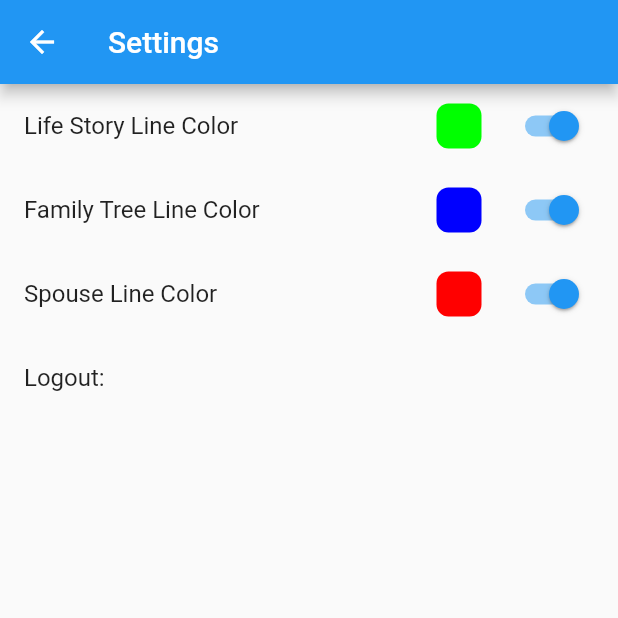
After one commit to JustBrenkman/fms_client, a Flutter app: the MapPage screen opened by its route, after a tap on the "settings" icon, on a phone screen of 412 x 824 dp, the top half of it. The commit adds this screen. Run offline on Flutter 3.47's test engine with Material 2 defaults, Android fonts, the light colour scheme and no system bars; our stand-ins replace flutter_colorpicker, fluttertoast, google_maps_flutter, shared_preferences; accounts and stored records are empty; statements that could not run were skipped.

Commit message:
Added most of the pages to complete the project. Need to clean up the ui code a bit.

```diff
--- a/lib/fms_requests.dart
+++ b/lib/fms_requests.dart
@@ -1,6 +1,3 @@
-import 'package:shared_preferences/shared_preferences.dart';
-
-
 class RegisterRequest {
   final String username;
   final String password;
--- a/lib/main.dart
+++ b/lib/main.dart
@@ -1,19 +1,29 @@
 import 'package:flutter/material.dart';
 import 'package:flutter/services.dart';
-import 'sign_in.dart';
-import 'register.dart';
-import 'fms_requests.dart';
+import 'package:fms_client/ui/filter.dart';
+import 'package:fms_client/ui/map.dart';
+import 'package:fms_client/ui/search.dart';
+import 'package:fms_client/ui/settings.dart';
+import 'package:fms_client/ui/sign_in.dart';
+import 'package:fms_client/ui/register.dart';
 void main() => runApp(MyApp());
 
 class MyApp extends StatelessWidget {
   @override
   Widget build(BuildContext context) {
     return MaterialApp(
-      title: 'Flutter Demo',
+      initialRoute: "/",
+      routes: {
+        "/": (context) => MyHomePage(title: "Family Map",),
+        "/mymap": (context) => MapPage(),
+        "/settings": (context) => SettingPage(),
+        "/search": (context) => SearchPage(),
+        "/filter": (context) => FilterPage(),
+      },
+      title: 'My Family Map',
       theme: ThemeData(
         primarySwatch: Colors.blue,
       ),
-      home: MyHomePage(title: 'Family Map'),
     );
   }
 }
--- /dev/null
+++ b/lib/server.dart
@@ -0,0 +1,48 @@
+import 'dart:convert';
+import 'package:shared_preferences/shared_preferences.dart';
+
+Map<String, dynamic> parseJwt(String token) {
+  final parts = token.split('.');
+  if (parts.length != 3) {
+    throw Exception('invalid token');
+  }
+
+  final payload = _decodeBase64(parts[1]);
+  final payloadMap = json.decode(payload);
+  if (payloadMap is! Map<String, dynamic>) {
+    throw Exception('invalid payload');
+  }
+
+  return payloadMap;
+}
+
+Future<String> getUserName() async {
+  SharedPreferences preferences = await SharedPreferences.getInstance();
+  String jwt = preferences.getString("auth_token") ?? "";
+  return parseJwt(jwt)['sub'];
+}
+
+Future<int> getExpirationDate() async {
+  SharedPreferences preferences = await SharedPreferences.getInstance();
+  String jwt = preferences.getString("auth_token") ?? "";
+  return parseJwt(jwt)['exp'];
+}
+
+String _decodeBase64(String str) {
+  String output = str.replaceAll('-', '+').replaceAll('_', '/');
+
+  switch (output.length % 4) {
+    case 0:
+      break;
+    case 2:
+      output += '==';
+      break;
+    case 3:
+      output += '=';
+      break;
+    default:
+      throw Exception('Illegal base64url string!"');
+  }
+
+  return utf8.decode(base64Url.decode(output));
+}
--- /dev/null
+++ b/lib/ui/map.dart
@@ -0,0 +1,128 @@
+import 'package:flutter/material.dart';
+import 'package:google_maps_flutter/google_maps_flutter.dart';
+
+class MapPage extends StatefulWidget {
+  @override
+  State<StatefulWidget> createState() => MapPageState();
+}
+
+class MapPageState extends State<MapPage> {
+  GoogleMapController _controller;
+  Map<String, Marker> markers = <String, Marker>{};
+  String selectedMarker;
+  int _markerIdCounter = 1;
+
+  void _onMapCreated(GoogleMapController controller) {
+    this._controller = controller;
+    _addMarker();
+    _addPolyLine();
+  }
+
+  static final CameraPosition _kGooglePlex = CameraPosition(
+    target: LatLng(40.257212, -111.667706),
+    zoom: 14.4746,
+  );
+
+  static final CameraPosition _provo = CameraPosition(
+      target: LatLng(40.257212, -111.667706),
+      zoom: 19.151926040649414);
+
+  static final LatLng center = const LatLng(-33.86711, 151.1947171);
+
+  @override
+  Widget build(BuildContext context) {
+    return Scaffold(
+      appBar: AppBar(title: Text("My Family Map"), actions: <Widget>[
+        IconButton(icon: Icon(Icons.search), onPressed: () {
+          Navigator.pushNamed(context, "/search");
+        }),
+        IconButton(icon: Icon(Icons.filter_list), onPressed: () {
+          Navigator.pushNamed(context, "/filter");
+        }),
+        IconButton(icon: Icon(Icons.settings), onPressed: () {
+          Navigator.pushNamed(context, "/settings");
+        }),
+      ],),
+      body: Stack(
+        children: <Widget>[
+          GoogleMap(
+            mapType: MapType.hybrid,
+            initialCameraPosition: _kGooglePlex,
+            onMapCreated: _onMapCreated,
+//            markers: Set<Marker>.of(markers.values),
+          ),
+          Column(
+            mainAxisAlignment: MainAxisAlignment.end,
+            crossAxisAlignment: CrossAxisAlignment.end,
+            children: <Widget>[
+              Padding(
+                padding: const EdgeInsets.all(8.0),
+                child: FloatingActionButton(
+                  child: Icon(Icons.layers, color: Colors.blue,),
+                  onPressed: () {_viewCurrentLocation();},
+                  backgroundColor: Color.fromRGBO(255, 255, 255, .9),
+                ),
+              ),
+              SizedBox(
+                width: double.infinity,
+                child: Container(
+                  child: Padding(
+                    padding: const EdgeInsets.all(8.0),
+                    child: Padding(
+                      padding: const EdgeInsets.all(8.0),
+                      child: Row(
+                        children: <Widget>[
+                          Icon(Icons.android, size: 100, color: Colors.green,),
+                          Expanded(
+                            child: Column(
+                              children: <Widget>[
+                                Text("Click on a marker to see event details", style: Theme.of(context).textTheme.title,)
+                              ],
+                            ),
+                          )
+                        ],
+                      ),
+                    ),
+                  ),
+                  decoration: BoxDecoration(
+                    color: Color.fromRGBO(255, 255, 255, .9),
+                    borderRadius: BorderRadius.vertical(
+                      top: Radius.circular(16),
+                    )
+                  ),
+                ),
+              )
+            ],
+          ),
+        ],
+      ),
+    );
+  }
+
+  _addMarker() {
+    final int markerCount = markers.length;
+    final String markerVal = 'marker_id_$_markerIdCounter';
+    _markerIdCounter++;
+
+    _controller.addMarker(MarkerOptions(
+      position: LatLng(40.257212, -111.667706),
+      infoWindowText: InfoWindowText(markerVal, '*'),
+    ));
+  }
+  _addPolyLine() {
+    final List<LatLng> points = <LatLng>[
+      LatLng(40.257212, -111.667706),
+      LatLng(41.257212, -110.667706),
+//      LatLng(42.257212, -112.667706),
+//      LatLng(40.257212, -110.667706),
+    ];
+    _controller.addPolyline(PolylineOptions(
+        points: points, color: Colors.blue.value, visible: true, width: 10
+    ));
+  }
+
+
+  _viewCurrentLocation() async {
+    _controller.animateCamera(CameraUpdate.newCameraPosition(_provo));
+  }
+}
--- a/lib/register.dart
+++ b/lib/ui/register.dart
@@ -2,8 +2,8 @@ import 'dart:convert';
 
 import 'package:flutter/material.dart';
 import 'package:fluttertoast/fluttertoast.dart';
+import 'package:fms_client/fms_requests.dart';
 import 'package:http/http.dart' as http;
-import 'fms_requests.dart';
 import 'package:shared_preferences/shared_preferences.dart';
 
 class RegisterPage extends StatefulWidget {
@@ -393,6 +393,8 @@ class RegisterPageState extends State<RegisterPage> {
     final prefs = await SharedPreferences.getInstance();
     prefs.setString("server_port", _serverPort.text);
     prefs.setString("server_host", _serverHost.text);
+    prefs.setString("username", _username.text);
+    prefs.setString("password", _password.text);
     loading = true;
     RegisterRequest registerRequest = RegisterRequest(
         username: _username.text,
@@ -420,5 +422,7 @@ class RegisterPageState extends State<RegisterPage> {
     final prefs = await SharedPreferences.getInstance();
     _serverHost.text = prefs.getString("server_host") ?? "";
     _serverPort.text = prefs.get("server_port") ?? "";
+    _password.text = prefs.getString("password") ?? "";
+    _username.text = prefs.getString("username") ?? "";
   }
 }
--- /dev/null
+++ b/lib/ui/settings.dart
@@ -0,0 +1,268 @@
+import 'dart:async';
+
+import 'package:flutter/material.dart';
+import 'package:flutter_colorpicker/flutter_colorpicker.dart';
+import 'package:fms_client/server.dart';
+import 'package:shared_preferences/shared_preferences.dart';
+
+
+class Settings {
+  Color lifeStoryLines = Color.fromRGBO(0, 255, 0, 1);
+  Color familyTreeLines = Color.fromRGBO(0, 0, 255, 1);
+  Color spouseLines = Color.fromRGBO(255, 0, 0, 1);
+  bool lifeStoryLinesView = true;
+  bool familyTreeLinesView = true;
+  bool spouseLinesView = true;
+
+  void _load() async {
+    SharedPreferences preferences = await SharedPreferences.getInstance();
+    lifeStoryLinesView = preferences.getBool("lifeStoryLinesView") ?? true;
+    familyTreeLinesView = preferences.getBool("familyTreeLinesView") ?? true;
+    spouseLinesView = preferences.getBool("spouseLinesView") ?? true;
+  }
+
+  void _save() async {
+    SharedPreferences preferences = await SharedPreferences.getInstance();
+    preferences.setBool("lifeStoryLinesView", lifeStoryLinesView);
+    preferences.setBool("familyTreeLinesView", familyTreeLinesView);
+    preferences.setBool("spouseLinesView", spouseLinesView);
+  }
+
+  static Settings _instance;
+
+  static Settings getInstance() {
+    if (_instance == null) {
+      _instance = Settings();
+      _instance._load();
+    }
+    return _instance;
+  }
+}
+
+
+
+class SettingPage extends StatefulWidget {
+  @override
+  State<StatefulWidget> createState() => SettingPageState();
+}
+
+class SettingPageState extends State<SettingPage> {
+  String dropDown = 'Red';
+  String username = "";
+  Settings settings;
+
+  @override
+  void initState() {
+    _setup();
+    super.initState();
+  }
+
+
+  @override
+  void dispose() {
+    settings._save();
+    super.dispose();
+  }
+
+  void changeColorAndPopout(Color color) => setState(() {
+    settings.lifeStoryLines = color;
+    Timer(const Duration(milliseconds: 500),
+            () => Navigator.of(context).pop());
+  });
+
+  @override
+  Widget build(BuildContext context) {
+    return Scaffold(
+      appBar: AppBar(
+        title: Text("Settings"),
+      ),
+      body: ListView(
+        children: <Widget>[
+          _lifeStoryTile(),
+          _familyTreeLinesTile(),
+          _spouseLinesTile(),
+          _logout(),
+        ],
+      ),
+    );
+  }
+
+  Widget _lifeStoryTile() {
+    return ListTile(
+      title: Text("Life Story Line Color"),
+      trailing: Row(
+        mainAxisSize: MainAxisSize.min,
+        children: <Widget>[
+          GestureDetector(
+            child: Padding(
+              padding: const EdgeInsets.only(
+                  right: 16
+              ),
+              child: SizedBox(
+                width: 30,
+                height: 30,
+                child: Container(
+                  decoration: BoxDecoration(
+                      color: settings.lifeStoryLines,
+                      borderRadius: BorderRadius.all(Radius.circular(8))
+                  ),
+                ),
+              ),
+            ),
+            onTap: () {
+              showDialog(
+                context: context,
+                builder: (BuildContext context) {
+                  return AlertDialog(
+                    titlePadding: const EdgeInsets.all(0.0),
+                    contentPadding: const EdgeInsets.all(0.0),
+                    content: SingleChildScrollView(
+                      child: ColorPicker(
+                        pickerColor: settings.lifeStoryLines,
+                        onColorChanged: (Color color) => setState(() => settings.lifeStoryLines = color),
+                        enableLabel: true,
+                        enableAlpha: false,
+                      ),
+                    ),
+                  );
+                },
+              );
+            },
+          ),
+          Switch(
+              value: settings.lifeStoryLinesView,
+              onChanged: (value) {
+                setState(() {
+                  settings.lifeStoryLinesView = value;
+                });
+              })
+        ],
+      ),
+    );
+  }
+
+  Widget _familyTreeLinesTile() {
+    return ListTile(
+      title: Text("Family Tree Line Color"),
+      trailing: Row(
+        mainAxisSize: MainAxisSize.min,
+        children: <Widget>[
+          GestureDetector(
+            child: Padding(
+              padding: const EdgeInsets.only(
+                  right: 16
+              ),
+              child: SizedBox(
+                width: 30,
+                height: 30,
+                child: Container(
+                  decoration: BoxDecoration(
+                      color: settings.familyTreeLines,
+                      borderRadius: BorderRadius.all(Radius.circular(8))
+                  ),
+                ),
+              ),
+            ),
+            onTap: () {
+              showDialog(
+                context: context,
+                builder: (BuildContext context) {
+                  return AlertDialog(
+                    titlePadding: const EdgeInsets.all(0.0),
+                    contentPadding: const EdgeInsets.all(0.0),
+                    content: SingleChildScrollView(
+                      child: ColorPicker(
+                        pickerColor: settings.familyTreeLines,
+                        onColorChanged: (Color color) => setState(() => settings.familyTreeLines = color),
+                        enableLabel: true,
+                        enableAlpha: false,
+                      ),
+                    ),
+                  );
+                },
+              );
+            },
+          ),
+          Switch(
+              value: settings.familyTreeLinesView,
+              onChanged: (value) {
+                setState(() {
+                  settings.familyTreeLinesView = value;
+                });
+              })
+        ],
+      ),
+    );
+  }
+
+  Widget _spouseLinesTile() {    return ListTile(
+      title: Text("Spouse Line Color"),
+      trailing: Row(
+        mainAxisSize: MainAxisSize.min,
+        children: <Widget>[
+          GestureDetector(
+            child: Padding(
+              padding: const EdgeInsets.only(
+                  right: 16
+              ),
+              child: SizedBox(
+                width: 30,
+                height: 30,
+                child: Container(
+                  decoration: BoxDecoration(
+                      color: settings.spouseLines,
+                      borderRadius: BorderRadius.all(Radius.circular(8))
+                  ),
+                ),
+              ),
+            ),
+            onTap: () {
+              showDialog(
+                context: context,
+                builder: (BuildContext context) {
+                  return AlertDialog(
+                    titlePadding: const EdgeInsets.all(0.0),
+                    contentPadding: const EdgeInsets.all(0.0),
+                    content: SingleChildScrollView(
+                      child: ColorPicker(
+                        pickerColor: settings.spouseLines,
+                        onColorChanged: (Color color) => setState(() => settings.spouseLines = color),
+                        enableLabel: true,
+                        enableAlpha: false,
+                      ),
+                    ),
+                  );
+                },
+              );
+            },
+          ),
+          Switch(
+              value: settings.spouseLinesView,
+              onChanged: (value) {
+                setState(() {
+                  settings.spouseLinesView = value;
+                });
+              })
+        ],
+      ),
+    );
+  }
+
+  _setup() async {
+    username = await getUserName();
+    settings = Settings.getInstance();
+    setState(() {
+      username = username;
+    });
+    setState(() {
+      settings = settings;
+    });
+  }
+
+  Widget _logout() {
+    return ListTile(
+      onTap: () => Navigator.pushNamedAndRemoveUntil(context, "/", (_) => false),
+      title: Text("Logout: " + username),
+    );
+  }
+}
--- a/pubspec.yaml
+++ b/pubspec.yaml
@@ -26,6 +26,10 @@ dependencies:
   fluttertoast: ^3.0.2
   http: ^0.12.0+1
   shared_preferences: ^0.5.1+1
+  google_maps_flutter:
+    path: ../google_maps_flutter
+#  google_maps_flutter: ^0.4.0
+  flutter_colorpicker: ^0.2.2
 
 dev_dependencies:
   flutter_test:
```
Also changed, not shown: lib/ui/filter.dart (added, +184 -0 lines), lib/ui/search.dart (added, +47 -0 lines), lib/ui/sign_in.dart (renamed from lib/sign_in.dart, +10 -3 lines), lib/app_data.dart (added), lib/ui/animations.dart (renamed from lib/animations.dart), pubspec.lock, 3 other files.
